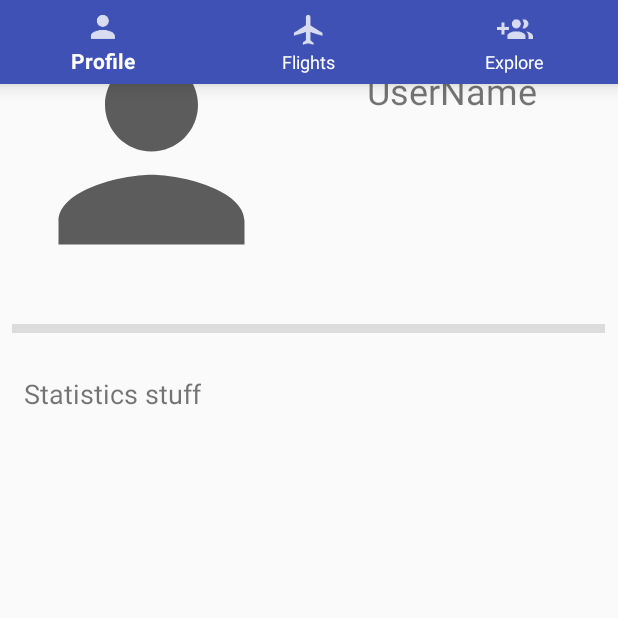
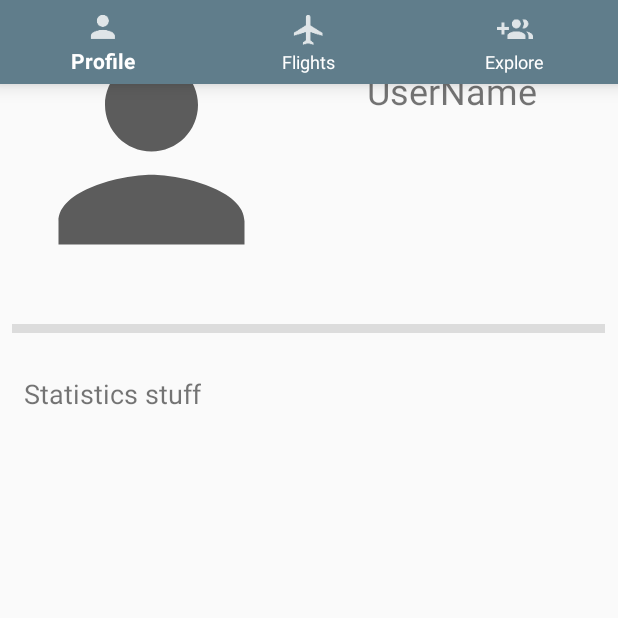
Before and after one commit to kkingsbe/ELogbook, an Android app: the ProfileActivity screen opened directly, with no data from a screen before it, on a phone screen of 412 x 824 dp, the top half of it. Run offline under Robolectric (Android 15) with nearby library versions, the phone set to English and light mode, and no system bars.

Commit message:
New Color Scheme and removed bottomnavigationview

```diff
--- a/app/src/main/java/com/example/kkingsbe/elogbook/MainActivity.java
+++ b/app/src/main/java/com/example/kkingsbe/elogbook/MainActivity.java
@@ -127,6 +127,7 @@ public class MainActivity extends Activity {
         super.onCreate(savedInstanceState);
         setContentView(R.layout.activity_main);
 
+        /*
         BottomNavigationView bottomNavigationView = (BottomNavigationView)findViewById(R.id.bottom_navigation);
         bottomNavigationView.setOnNavigationItemSelectedListener(new BottomNavigationView.OnNavigationItemSelectedListener() {
             @Override
@@ -147,6 +148,7 @@ public class MainActivity extends Activity {
                 return true;
             }
         });
+        */
 
         setTitle("My Flights");
 
--- /dev/null
+++ b/app/src/main/res/color/bottom_nav_color.xml
@@ -0,0 +1,5 @@
+<?xml version="1.0" encoding="utf-8"?>
+<selector xmlns:android="http://schemas.android.com/apk/res/android">
+    <item android:state_checked="true" android:color="#f4f4f4" />
+    <item android:state_checked="false" android:color="@color/colorPrimaryDark"/>
+</selector>
--- a/app/src/main/res/menu/bottom_navigation_main.xml
+++ b/app/src/main/res/menu/bottom_navigation_main.xml
@@ -1,7 +1,6 @@
 <?xml version="1.0" encoding="utf-8"?>
 <menu xmlns:android="http://schemas.android.com/apk/res/android"
-    xmlns:app="http://schemas.android.com/apk/res-auto"
-    >
+    xmlns:app="http://schemas.android.com/apk/res-auto">
 
     <item
         android:id="@+id/action_profile"
--- a/app/src/main/res/values/colors.xml
+++ b/app/src/main/res/values/colors.xml
@@ -1,6 +1,6 @@
 <?xml version="1.0" encoding="utf-8"?>
 <resources>
-    <color name="colorPrimary">#3f51b5</color>
-    <color name="colorPrimaryDark">#303f9f</color>
-    <color name="colorAccent">#ff4081</color>
+    <color name="colorPrimary">#607D8B</color>
+    <color name="colorPrimaryDark">#455A64</color>
+    <color name="colorAccent">#FFC107</color>
 </resources>
```
Also changed, not shown: app/src/main/res/layout/activity_main.xml (+1 -12 lines).
